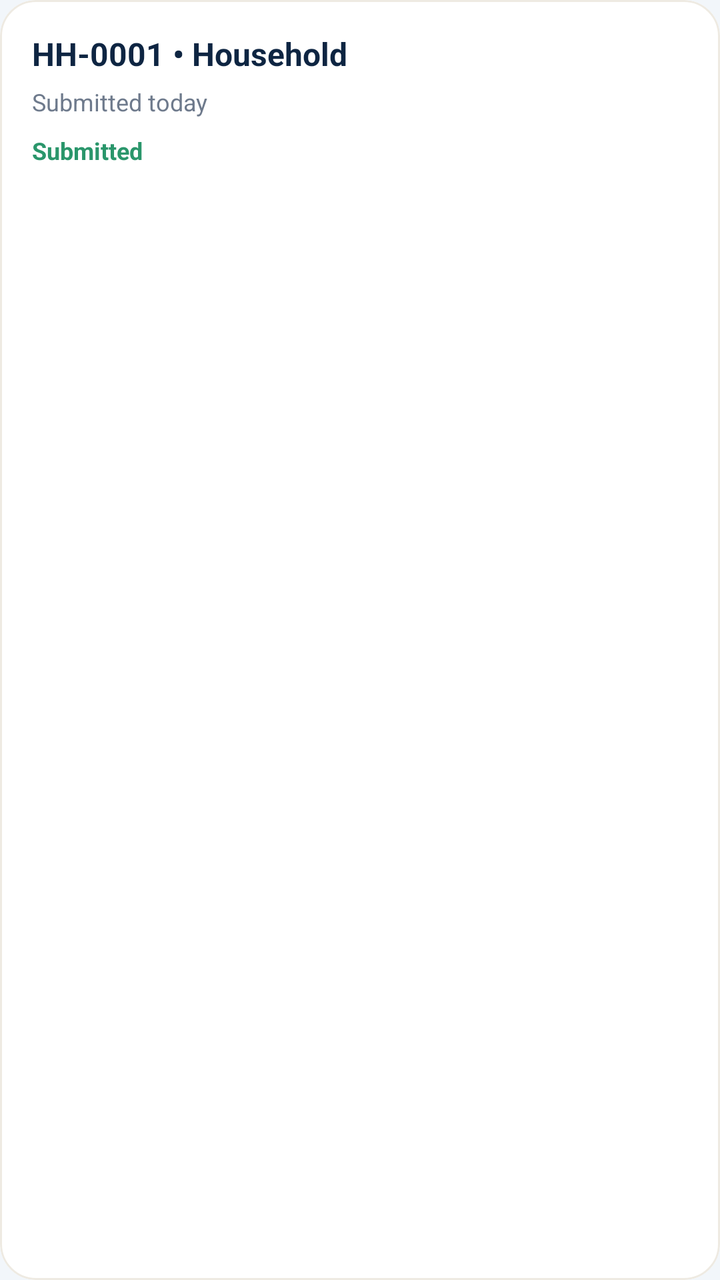
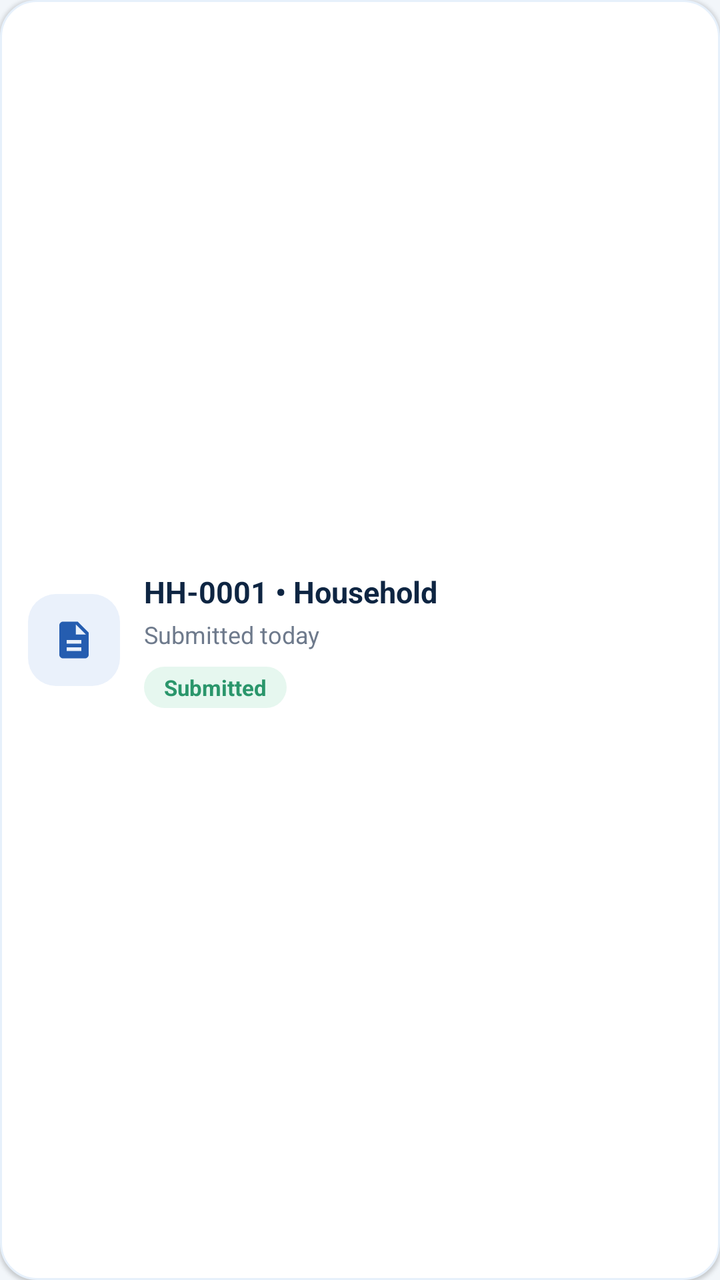

Two renders of the same Android screen: before a commit and after it. Below are the layout's source before the change and the commit's diff.
<!-- AndroidManifest.xml: application theme Theme.CSUCensus -->
<!-- res/layout/item_record.xml -->
<com.google.android.material.card.MaterialCardView
    xmlns:android="http://schemas.android.com/apk/res/android"
    xmlns:app="http://schemas.android.com/apk/res-auto"
    android:layout_width="match_parent"
    android:layout_height="wrap_content"
    android:layout_marginBottom="10dp"
    app:cardCornerRadius="18dp"
    app:cardElevation="0dp"
    app:strokeColor="#EEEAE2"
    app:strokeWidth="1dp">

    <LinearLayout
        android:layout_width="match_parent"
        android:layout_height="wrap_content"
        android:orientation="vertical"
        android:padding="16dp">

        <TextView
            android:id="@+id/tvRecordTitle"
            android:layout_width="match_parent"
            android:layout_height="wrap_content"
            android:text="HH-0001 • Household"
            android:textColor="@color/navy"
            android:textStyle="bold"
            android:textSize="16sp" />

        <TextView
            android:id="@+id/tvRecordMeta"
            android:layout_width="match_parent"
            android:layout_height="wrap_content"
            android:text="Submitted today"
            android:textColor="@color/muted"
            android:textSize="12sp"
            android:layout_marginTop="5dp" />

        <TextView
            android:id="@+id/tvRecordStatus"
            android:layout_width="wrap_content"
            android:layout_height="wrap_content"
            android:text="Submitted"
            android:textColor="@color/green"
            android:textStyle="bold"
            android:textSize="12sp"
            android:layout_marginTop="8dp" />

    </LinearLayout>

</com.google.android.material.card.MaterialCardView>
<!-- resources referenced by this layout -->
<resources>
  <color name="green">#2A966B</color>
  <color name="muted">#6E7A8C</color>
  <color name="navy">#0E2542</color>
  <style name="Theme.CSUCensus" parent="Theme.MaterialComponents.DayNight.NoActionBar">
          <item name="colorPrimary">@color/blue</item>
          <item name="colorPrimaryVariant">@color/blue_dark</item>
          <item name="colorSecondary">@color/green</item>
          <item name="colorOnPrimary">@color/white</item>
          <item name="android:fontFamily">sans-serif</item>
          <item name="android:windowLightStatusBar">true</item>
          <item name="android:statusBarColor">@android:color/transparent</item>
          <item name="android:navigationBarColor">@color/white</item>
          <item name="android:windowLightNavigationBar">true</item>
          <item name="android:windowBackground">@color/background</item>
      </style>
  <color name="blue">#255DB0</color>
  <color name="blue_dark">#1E4A8C</color>
  <color name="white">#FFFFFF</color>
  <color name="background">#F2F6FA</color>
</resources>

<!-- the commit's change to res/layout/item_record.xml (unified diff, before → after) -->
@@ -1,19 +1,30 @@
-<com.google.android.material.card.MaterialCardView
+<?xml version="1.0" encoding="utf-8"?>
+<LinearLayout
     xmlns:android="http://schemas.android.com/apk/res/android"
-    xmlns:app="http://schemas.android.com/apk/res-auto"
     android:layout_width="match_parent"
     android:layout_height="wrap_content"
+    android:orientation="horizontal"
+    android:gravity="center_vertical"
+    android:background="@drawable/bg_card"
+    android:padding="14dp"
     android:layout_marginBottom="10dp"
-    app:cardCornerRadius="18dp"
-    app:cardElevation="0dp"
-    app:strokeColor="#EEEAE2"
-    app:strokeWidth="1dp">
+    android:elevation="1dp">
+
+    <ImageView
+        android:layout_width="46dp"
+        android:layout_height="46dp"
+        android:padding="12dp"
+        android:src="@drawable/ic_record_doc"
+        android:background="@drawable/bg_icon_soft"
+        android:scaleType="centerInside"
+        android:contentDescription="Record" />
 
     <LinearLayout
-        android:layout_width="match_parent"
+        android:layout_width="0dp"
         android:layout_height="wrap_content"
+        android:layout_weight="1"
         android:orientation="vertical"
-        android:padding="16dp">
+        android:layout_marginStart="12dp">
 
         <TextView
             android:id="@+id/tvRecordTitle"
@@ -22,7 +33,9 @@
             android:text="HH-0001 • Household"
             android:textColor="@color/navy"
             android:textStyle="bold"
-            android:textSize="16sp" />
+            android:textSize="15sp"
+            android:maxLines="1"
+            android:ellipsize="end" />
 
         <TextView
             android:id="@+id/tvRecordMeta"
@@ -31,18 +44,19 @@
             android:text="Submitted today"
             android:textColor="@color/muted"
             android:textSize="12sp"
-            android:layout_marginTop="5dp" />
+            android:layout_marginTop="3dp" />
 
         <TextView
             android:id="@+id/tvRecordStatus"
             android:layout_width="wrap_content"
             android:layout_height="wrap_content"
             android:text="Submitted"
-            android:textColor="@color/green"
             android:textStyle="bold"
-            android:textSize="12sp"
-            android:layout_marginTop="8dp" />
-
+            android:textSize="11sp"
+            android:paddingHorizontal="10dp"
+            android:paddingVertical="3dp"
+            android:layout_marginTop="8dp"
+            android:background="@drawable/bg_status_submitted"
+            android:textColor="@color/green" />
     </LinearLayout>
-
-</com.google.android.material.card.MaterialCardView>
+</LinearLayout>
<!-- resource entries referenced after the edit -->
@@ -3,6 +3,33 @@
   <color name="green">#2A966B</color>
   <color name="muted">#6E7A8C</color>
   <color name="navy">#0E2542</color>
+  <!-- drawable bg_card (drawable) -->
+  <?xml version="1.0" encoding="utf-8"?>
+  <shape xmlns:android="http://schemas.android.com/apk/res/android">
+      <solid android:color="@color/white" />
+      <corners android:radius="18dp" />
+      <stroke android:width="1dp" android:color="@color/light_blue" />
+  </shape>
+  <!-- drawable bg_icon_soft (drawable) -->
+  <?xml version="1.0" encoding="utf-8"?>
+  <shape xmlns:android="http://schemas.android.com/apk/res/android">
+      <solid android:color="#EAF1FB" />
+      <corners android:radius="14dp" />
+  </shape>
+  <!-- drawable bg_status_submitted (drawable) -->
+  <?xml version="1.0" encoding="utf-8"?>
+  <shape xmlns:android="http://schemas.android.com/apk/res/android">
+      <solid android:color="#E6F7EF" />
+      <corners android:radius="20dp" />
+  </shape>
+  <!-- drawable ic_record_doc (drawable) -->
+  <?xml version="1.0" encoding="utf-8"?>
+  <vector xmlns:android="http://schemas.android.com/apk/res/android"
+      android:width="22dp" android:height="22dp"
+      android:viewportWidth="24" android:viewportHeight="24">
+      <path android:fillColor="#255DB0"
+          android:pathData="M14,2H6c-1.1,0 -2,0.9 -2,2v16c0,1.1 0.9,2 2,2h12c1.1,0 2,-0.9 2,-2V8l-6,-6zM16,18H8v-2h8v2zM16,14H8v-2h8v2zM13,9V3.5L18.5,9H13z"/>
+  </vector>
   <style name="Theme.CSUCensus" parent="Theme.MaterialComponents.DayNight.NoActionBar">
           <item name="colorPrimary">@color/blue</item>
           <item name="colorPrimaryVariant">@color/blue_dark</item>
@@ -18,6 +45,7 @@
   <color name="blue">#255DB0</color>
   <color name="blue_dark">#1E4A8C</color>
   <color name="white">#FFFFFF</color>
+  <color name="light_blue">#E6F0FB</color>
   <color name="background">#F2F6FA</color>
 </resources>
 
